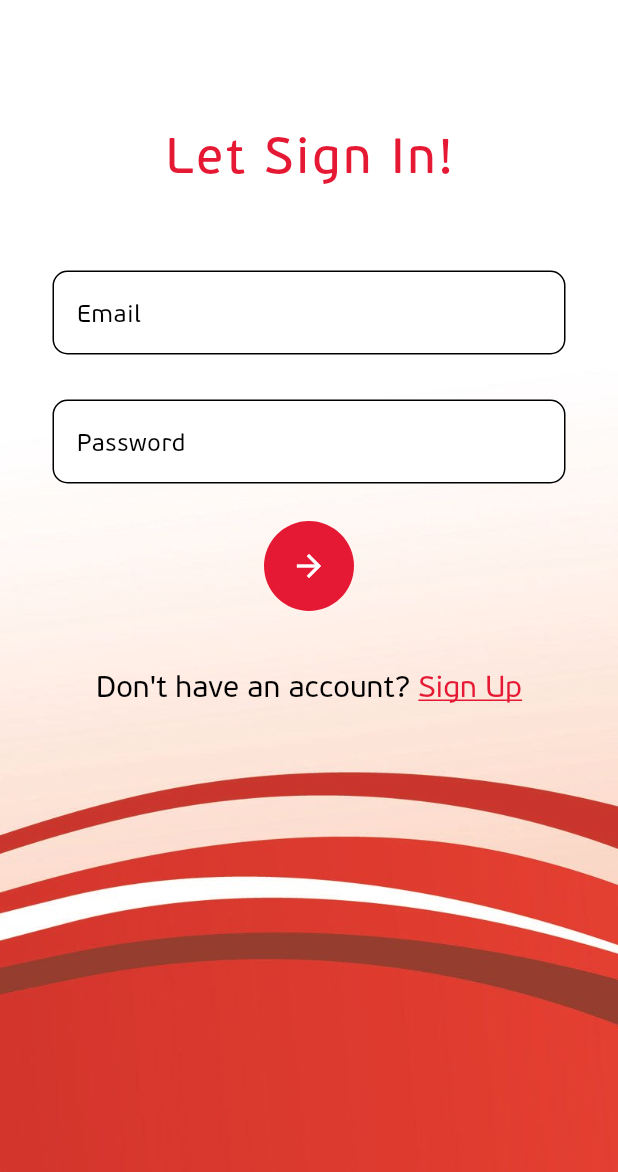
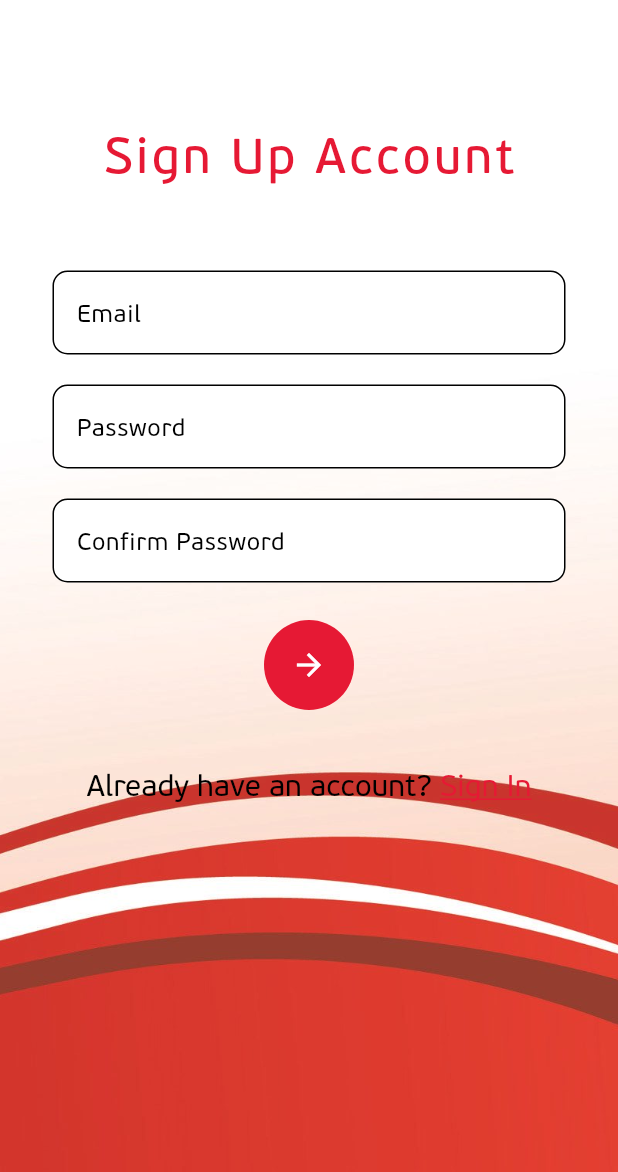
Before and after one commit to CongLiv/news_app_flutter, a Flutter app: the screen it shows after launch, item 2 of the bottom bar chosen, scrolled down 46 dp, after a tap on the "person" icon, on a phone screen of 412 x 824 dp, the part 64-1236 px from its top. Run offline on Flutter 3.47's test engine with Material 3 defaults, Android fonts, the phone set to English and light mode, and no system bars; our stand-ins replace dio, share_plus, transparent_image; network calls fail.

Commit message:
+ sign up page

```diff
--- a/lib/screens/article/homepage.dart
+++ b/lib/screens/article/homepage.dart
@@ -1,9 +1,9 @@
 import 'package:flutter/material.dart';
-import 'package:news_app_flutter_demo/screens/profile/login_page.dart';
 import 'package:news_app_flutter_demo/screens/profile/personal_page.dart';
+import 'package:news_app_flutter_demo/screens/profile/sign_in_page.dart';
+import 'package:news_app_flutter_demo/screens/profile/sign_up_page.dart';
 import 'package:news_app_flutter_demo/widgets/title_name.dart';
 import 'package:provider/provider.dart';
-import '../../providers/news.dart';
 import '../../providers/themeProvider.dart';
 import '../../widgets/categories.dart';
 import '../../widgets/home.dart';
@@ -62,7 +62,7 @@ class _HomepageState extends State<Homepage> {
                 Navigator.push(
                   context,
                   MaterialPageRoute(
-                    builder: (context) => LoginPage(),
+                    builder: (context) => SignUpPage()
                   ),
                 );
               },
--- a/lib/screens/profile/login_page.dart
+++ /dev/null
@@ -1,161 +0,0 @@
-import 'package:flutter/gestures.dart';
-import 'package:flutter/material.dart';
-
-import '../../helpers/const_data.dart';
-import '../../widgets/title_name.dart';
-
-class LoginPage extends StatefulWidget {
-  const LoginPage({Key? key}) : super(key: key);
-
-  @override
-  _LoginPage createState() => _LoginPage();
-}
-
-class _LoginPage extends State<LoginPage> {
-  @override
-  Widget build(BuildContext context) {
-    return Container(
-      decoration: BoxDecoration(
-        image: DecorationImage(
-            image: Theme.of(context).brightness == Brightness.dark
-                ? AssetImage('assets/images/background_dark.png')
-                : AssetImage('assets/images/background.jpg'),
-            fit: BoxFit.cover),
-      ),
-      child: Scaffold(
-        appBar: AppBar(
-          iconTheme: IconThemeData(color: redViettel),
-          backgroundColor: Theme.of(context).colorScheme.secondary,
-          elevation: 0,
-          centerTitle: true,
-          title: TitleName(text: appNameLogo),
-        ),
-        backgroundColor: Colors.transparent,
-        body: Stack(
-          children: [
-            SingleChildScrollView(
-              child: Column(
-                children: [
-                  Container(
-                    padding: EdgeInsets.only(top: 70),
-                    child: Text(
-                      'Let Sign In!',
-                      style: TextStyle(
-                          color: redViettel,
-                          fontSize: 33,
-                          fontFamily: 'FS PFBeauSansPro',
-                          fontWeight: FontWeight.w500,
-                          letterSpacing: 2),
-                    ),
-                  ),
-                  Container(
-                    padding: EdgeInsets.only(top: 50),
-                    child: Column(
-                      crossAxisAlignment: CrossAxisAlignment.start,
-                      children: [
-                        Container(
-                          margin: EdgeInsets.only(left: 35, right: 35),
-                          child: Column(
-                            children: [
-                              TextField(
-                                style: TextStyle(
-                                    color:
-                                        Theme.of(context).colorScheme.primary),
-                                decoration: InputDecoration(
-                                    fillColor:
-                                        Theme.of(context).colorScheme.primary,
-                                    filled: true,
-                                    hintText: "Email",
-                                    hintStyle: TextStyle(
-                                      fontFamily: 'FS PFBeauSansPro',
-                                    ),
-                                    border: OutlineInputBorder(
-                                      borderRadius: BorderRadius.circular(10),
-                                    )),
-                              ),
-                              SizedBox(
-                                height: 30,
-                              ),
-                              TextField(
-                                style: TextStyle(),
-                                obscureText: true,
-                                decoration: InputDecoration(
-                                    fillColor:
-                                        Theme.of(context).colorScheme.primary,
-                                    filled: true,
-                                    hintText: "Password",
-                                    hintStyle: TextStyle(
-                                      fontFamily: 'FS PFBeauSansPro',
-                                    ),
-                                    border: OutlineInputBorder(
-                                      borderRadius: BorderRadius.circular(10),
-                                    )),
-                              ),
-                              SizedBox(
-                                height: 25,
-                              ),
-                              Column(
-                                children: [
-                                  CircleAvatar(
-                                    radius: 30,
-                                    backgroundColor: redViettel,
-                                    child: IconButton(
-                                        color: Colors.white,
-                                        onPressed: () {
-                                          // TODO: implement sign in
-                                        },
-                                        icon: Icon(
-                                          Icons.arrow_forward,
-                                        )),
-                                  )
-                                ],
-                              ),
-                              SizedBox(
-                                height: 25,
-                              ),
-                              TextButton(
-                                onPressed: () {
-                                  // TODO: implement sign up
-                                },
-                                child: RichText(
-                                  text: TextSpan(
-                                    text: 'Don\'t have an account? ',
-                                    style: TextStyle(
-                                        color: Theme.of(context)
-                                            .colorScheme
-                                            .onSurface,
-                                        fontFamily: 'FS PFBeauSansPro',
-                                        fontSize: 20),
-                                    children: <TextSpan>[
-                                      TextSpan(
-                                          text: 'Sign Up',
-                                          style: TextStyle(
-                                            color: redViettel,
-                                            fontFamily: 'FS PFBeauSansPro',
-                                            decoration:
-                                                TextDecoration.underline,
-                                          ),
-                                          recognizer: TapGestureRecognizer()
-                                            ..onTap = () {
-                                              print('Sign Up');
-                                            }),
-                                    ],
-                                  ),
-                                ),
-                                style: ButtonStyle(),
-                              ),
-                            ],
-                          ),
-                        )
-                      ],
-                    ),
-                  ),
-                ],
-              ),
-            ),
-          ],
-        ),
-      ),
-    );
-  }
-}
--- a/lib/screens/profile/sign_in_page.dart
+++ b/lib/screens/profile/sign_in_page.dart
@@ -0,0 +1,183 @@
+import 'package:flutter/gestures.dart';
+import 'package:flutter/material.dart';
+
+import '../../helpers/const_data.dart';
+import '../../widgets/title_name.dart';
+
+class SignInPage extends StatefulWidget {
+  const SignInPage({Key? key}) : super(key: key);
+
+  @override
+  _SignInPage createState() => _SignInPage();
+}
+
+class _SignInPage extends State<SignInPage> {
+  @override
+  Widget build(BuildContext context) {
+    return Container(
+      decoration: BoxDecoration(
+        image: DecorationImage(
+            image: Theme.of(context).brightness == Brightness.dark
+                ? AssetImage('assets/images/background_dark.png')
+                : AssetImage('assets/images/background.jpg'),
+            fit: BoxFit.cover),
+      ),
+      child: Scaffold(
+        appBar: AppBar(
+          iconTheme: IconThemeData(color: redViettel),
+          backgroundColor: Theme.of(context).colorScheme.secondary,
+          elevation: 0,
+          centerTitle: true,
+          title: TitleName(text: appNameLogo),
+        ),
+        backgroundColor: Colors.transparent,
+        body: Stack(
+          children: [
+            SingleChildScrollView(
+              child: Column(
+                children: [
+                  Container(
+                    padding: EdgeInsets.only(top: 70),
+                    child: Text(
+                      'Let Sign In!',
+                      style: TextStyle(
+                          color: redViettel,
+                          fontSize: 33,
+                          fontFamily: 'FS PFBeauSansPro',
+                          fontWeight: FontWeight.w500,
+                          letterSpacing: 2),
+                    ),
+                  ),
+                  Container(
+                    padding: EdgeInsets.only(top: 50),
+                    child: Column(
+                      crossAxisAlignment: CrossAxisAlignment.start,
+                      children: [
+                        Container(
+                          margin: EdgeInsets.only(left: 35, right: 35),
+                          child: Column(
+                            children: [
+                              TextField(
+                                cursorColor:
+                                    Theme.of(context).colorScheme.onSurface,
+                                style: TextStyle(
+                                    color:
+                                        Theme.of(context).colorScheme.primary),
+                                decoration: InputDecoration(
+                                  fillColor:
+                                      Theme.of(context).colorScheme.primary,
+                                  filled: true,
+                                  hintText: "Email",
+                                  hintStyle: TextStyle(
+                                    fontFamily: 'FS PFBeauSansPro',
+                                  ),
+                                  border: OutlineInputBorder(
+                                    borderRadius: BorderRadius.circular(10),
+                                  ),
+                                  focusedBorder: OutlineInputBorder(
+                                    borderRadius: BorderRadius.circular(10),
+                                    borderSide: BorderSide(
+                                      color: Theme.of(context)
+                                          .colorScheme
+                                          .onSurface,
+                                    ),
+                                  ),
+                                ),
+                              ),
+                              SizedBox(
+                                height: 30,
+                              ),
+                              TextField(
+                                cursorColor:
+                                    Theme.of(context).colorScheme.onSurface,
+                                style: TextStyle(),
+                                obscureText: true,
+                                decoration: InputDecoration(
+                                  fillColor:
+                                      Theme.of(context).colorScheme.primary,
+                                  filled: true,
+                                  hintText: "Password",
+                                  hintStyle: TextStyle(
+                                    fontFamily: 'FS PFBeauSansPro',
+                                  ),
+                                  border: OutlineInputBorder(
+                                    borderRadius: BorderRadius.circular(10),
+                                  ),
+                                  focusedBorder: OutlineInputBorder(
+                                    borderRadius: BorderRadius.circular(10),
+                                    borderSide: BorderSide(
+                                      color: Theme.of(context)
+                                          .colorScheme
+                                          .onSurface,
+                                    ),
+                                  ),
+                                ),
+                              ),
+                              SizedBox(
+                                height: 25,
+                              ),
+                              Column(
+                                children: [
+                                  CircleAvatar(
+                                    radius: 30,
+                                    backgroundColor: redViettel,
+                                    child: IconButton(
+                                        color: Colors.white,
+                                        onPressed: () {
+                                          // TODO: implement sign in
+                                        },
+                                        icon: Icon(
+                                          Icons.arrow_forward,
+                                        )),
+                                  )
+                                ],
+                              ),
+                              SizedBox(
+                                height: 25,
+                              ),
+                              TextButton(
+                                onPressed: () {
+                                  // TODO: implement sign up
+                                },
+                                child: RichText(
+                                  text: TextSpan(
+                                    text: 'Don\'t have an account? ',
+                                    style: TextStyle(
+                                        color: Theme.of(context)
+                                            .colorScheme
+                                            .onSurface,
+                                        fontFamily: 'FS PFBeauSansPro',
+                                        fontSize: 20),
+                                    children: <TextSpan>[
+                                      TextSpan(
+                                          text: 'Sign Up',
+                                          style: TextStyle(
+                                            color: redViettel,
+                                            fontFamily: 'FS PFBeauSansPro',
+                                            decoration:
+                                                TextDecoration.underline,
+                                          ),
+                                          recognizer: TapGestureRecognizer()
+                                            ..onTap = () {
+                                              print('Sign Up');
+                                            }),
+                                    ],
+                                  ),
+                                ),
+                                style: ButtonStyle(),
+                              ),
+                            ],
+                          ),
+                        )
+                      ],
+                    ),
+                  ),
+                ],
+              ),
+            ),
+          ],
+        ),
+      ),
+    );
+  }
+}
--- a/lib/screens/profile/sign_up_page.dart
+++ b/lib/screens/profile/sign_up_page.dart
@@ -0,0 +1,209 @@
+import 'package:flutter/gestures.dart';
+import 'package:flutter/material.dart';
+
+import '../../helpers/const_data.dart';
+import '../../widgets/title_name.dart';
+
+class SignUpPage extends StatefulWidget {
+  const SignUpPage({Key? key}) : super(key: key);
+
+  @override
+  _SignUpPage createState() => _SignUpPage();
+}
+
+class _SignUpPage extends State<SignUpPage> {
+  @override
+  Widget build(BuildContext context) {
+    return Container(
+      decoration: BoxDecoration(
+        image: DecorationImage(
+            image: Theme.of(context).brightness == Brightness.dark
+                ? AssetImage('assets/images/background_dark.png')
+                : AssetImage('assets/images/background.jpg'),
+            fit: BoxFit.cover),
+      ),
+      child: Scaffold(
+        appBar: AppBar(
+          iconTheme: IconThemeData(color: redViettel),
+          backgroundColor: Theme.of(context).colorScheme.secondary,
+          elevation: 0,
+          centerTitle: true,
+          title: TitleName(text: appNameLogo),
+        ),
+        backgroundColor: Colors.transparent,
+        body: Stack(
+          children: [
+            SingleChildScrollView(
+              child: Column(
+                children: [
+                  Container(
+                    padding: EdgeInsets.only(top: 70),
+                    child: Text(
+                      'Sign Up Account',
+                      style: TextStyle(
+                          color: redViettel,
+                          fontSize: 33,
+                          fontFamily: 'FS PFBeauSansPro',
+                          fontWeight: FontWeight.w500,
+                          letterSpacing: 2),
+                    ),
+                  ),
+                  Container(
+                    padding: EdgeInsets.only(top: 50),
+                    child: Column(
+                      crossAxisAlignment: CrossAxisAlignment.start,
+                      children: [
+                        Container(
+                          margin: EdgeInsets.only(left: 35, right: 35),
+                          child: Column(
+                            children: [
+                              TextField(
+                                cursorColor: Theme.of(context).colorScheme.onSurface,
+                                style: TextStyle(
+                                    color:
+                                        Theme.of(context).colorScheme.primary),
+                                decoration: InputDecoration(
+                                  fillColor:
+                                      Theme.of(context).colorScheme.primary,
+                                  filled: true,
+                                  hintText: "Email",
+                                  hintStyle: TextStyle(
+                                    fontFamily: 'FS PFBeauSansPro',
+                                  ),
+                                  border: OutlineInputBorder(
+                                    borderRadius: BorderRadius.circular(10),
+                                  ),
+                                  focusedBorder: OutlineInputBorder(
+                                    borderRadius: BorderRadius.circular(10),
+                                    borderSide: BorderSide(
+                                      color: Theme.of(context)
+                                          .colorScheme
+                                          .onSurface,
+                                    ),
+                                  ),
+                                ),
+                              ),
+                              SizedBox(
+                                height: 20,
+                              ),
+                              TextField(
+                                cursorColor: Theme.of(context).colorScheme.onSurface,
+                                style: TextStyle(),
+                                obscureText: true,
+                                decoration: InputDecoration(
+                                  fillColor:
+                                      Theme.of(context).colorScheme.primary,
+                                  filled: true,
+                                  hintText: "Password",
+                                  hintStyle: TextStyle(
+                                    fontFamily: 'FS PFBeauSansPro',
+                                  ),
+                                  border: OutlineInputBorder(
+                                    borderRadius: BorderRadius.circular(10),
+                                  ),
+                                  focusedBorder: OutlineInputBorder(
+                                    borderRadius: BorderRadius.circular(10),
+                                    borderSide: BorderSide(
+                                      color: Theme.of(context)
+                                          .colorScheme
+                                          .onSurface,
+                                    ),
+                                  ),
+                                ),
+                              ),
+                              SizedBox(
+                                height: 20,
+                              ),
+                              TextField(
+                                cursorColor: Theme.of(context).colorScheme.onSurface,
+                                style: TextStyle(),
+                                obscureText: true,
+                                decoration: InputDecoration(
+                                  fillColor:
+                                      Theme.of(context).colorScheme.primary,
+                                  filled: true,
+                                  hintText: "Confirm Password",
+                                  hintStyle: TextStyle(
+                                    fontFamily: 'FS PFBeauSansPro',
+                                  ),
+                                  border: OutlineInputBorder(
+                                    borderRadius: BorderRadius.circular(10),
+                                  ),
+                                  focusedBorder: OutlineInputBorder(
+                                    borderRadius: BorderRadius.circular(10),
+                                    borderSide: BorderSide(
+                                      color: Theme.of(context)
+                                          .colorScheme
+                                          .onSurface,
+                                    ),
+                                  ),
+                                ),
+                              ),
+                              SizedBox(
+                                height: 25,
+                              ),
+                              Column(
+                                children: [
+                                  CircleAvatar(
+                                    radius: 30,
+                                    backgroundColor: redViettel,
+                                    child: IconButton(
+                                        color: Colors.white,
+                                        onPressed: () {
+                                          // TODO: implement sign in
+                                        },
+                                        icon: Icon(
+                                          Icons.arrow_forward,
+                                        )),
+                                  )
+                                ],
+                              ),
+                              SizedBox(
+                                height: 25,
+                              ),
+                              TextButton(
+                                onPressed: () {
+                                  // TODO: implement sign up
+                                },
+                                child: RichText(
+                                  text: TextSpan(
+                                    text: 'Already have an account? ',
+                                    style: TextStyle(
+                                        color: Theme.of(context)
+                                            .colorScheme
+                                            .onSurface,
+                                        fontFamily: 'FS PFBeauSansPro',
+                                        fontSize: 20),
+                                    children: <TextSpan>[
+                                      TextSpan(
+                                          text: 'Sign In',
+                                          style: TextStyle(
+                                            color: redViettel,
+                                            fontFamily: 'FS PFBeauSansPro',
+                                            decoration:
+                                                TextDecoration.underline,
+                                          ),
+                                          recognizer: TapGestureRecognizer()
+                                            ..onTap = () {
+                                              print('Sign Up');
+                                            }),
+                                    ],
+                                  ),
+                                ),
+                                style: ButtonStyle(),
+                              ),
+                            ],
+                          ),
+                        )
+                      ],
+                    ),
+                  ),
+                ],
+              ),
+            ),
+          ],
+        ),
+      ),
+    );
+  }
+}
```
Also changed, not shown: 1 other file.
